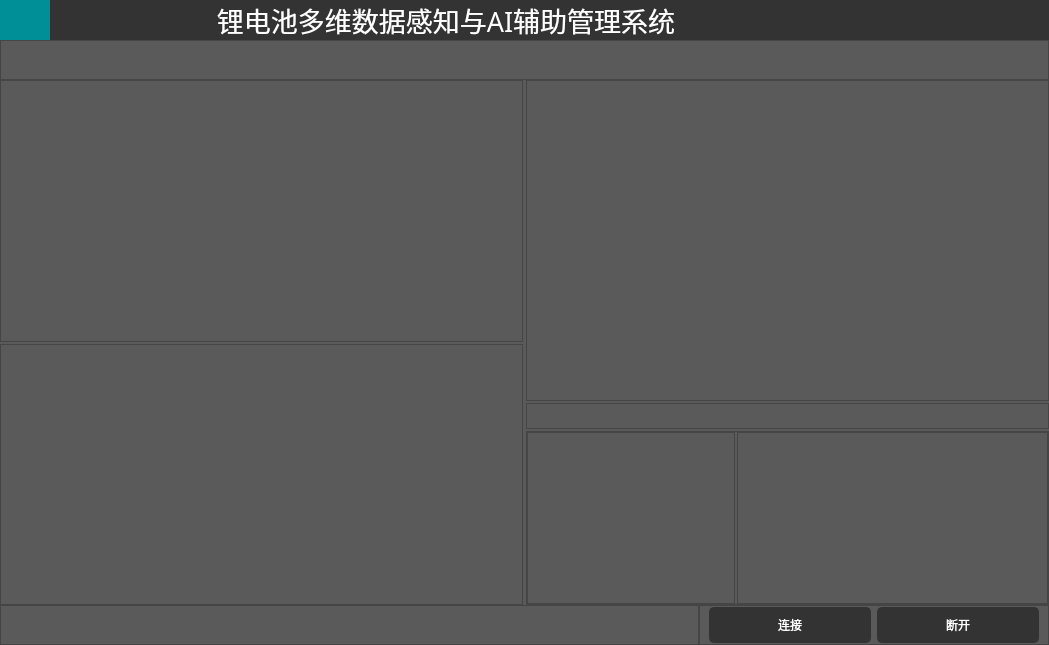
This is ui/ui_main.ui in saberrin/EIS_GUI as Qt 5 draws it before an edit. The edited form follows.
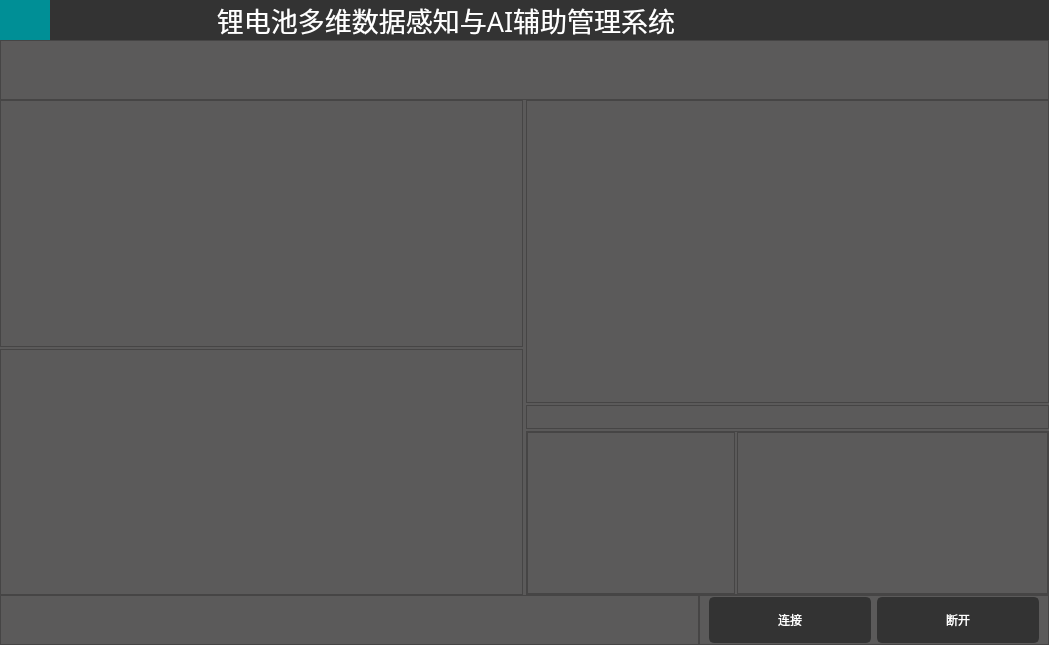
This is the edited form. Icons and pictures are not drawn.

Diff of the .ui file:
```diff
--- a/ui/ui_main.ui
+++ b/ui/ui_main.ui
@@ -573,13 +573,13 @@
             <property name="minimumSize">
              <size>
               <width>0</width>
-              <height>40</height>
+              <height>60</height>
              </size>
             </property>
             <property name="maximumSize">
              <size>
               <width>16777215</width>
-              <height>40</height>
+              <height>60</height>
              </size>
             </property>
             <property name="frameShape">
@@ -1246,13 +1246,13 @@
             <property name="minimumSize">
              <size>
               <width>0</width>
-              <height>40</height>
+              <height>50</height>
              </size>
             </property>
             <property name="maximumSize">
              <size>
               <width>16777215</width>
-              <height>40</height>
+              <height>50</height>
              </size>
             </property>
             <property name="styleSheet">
```
